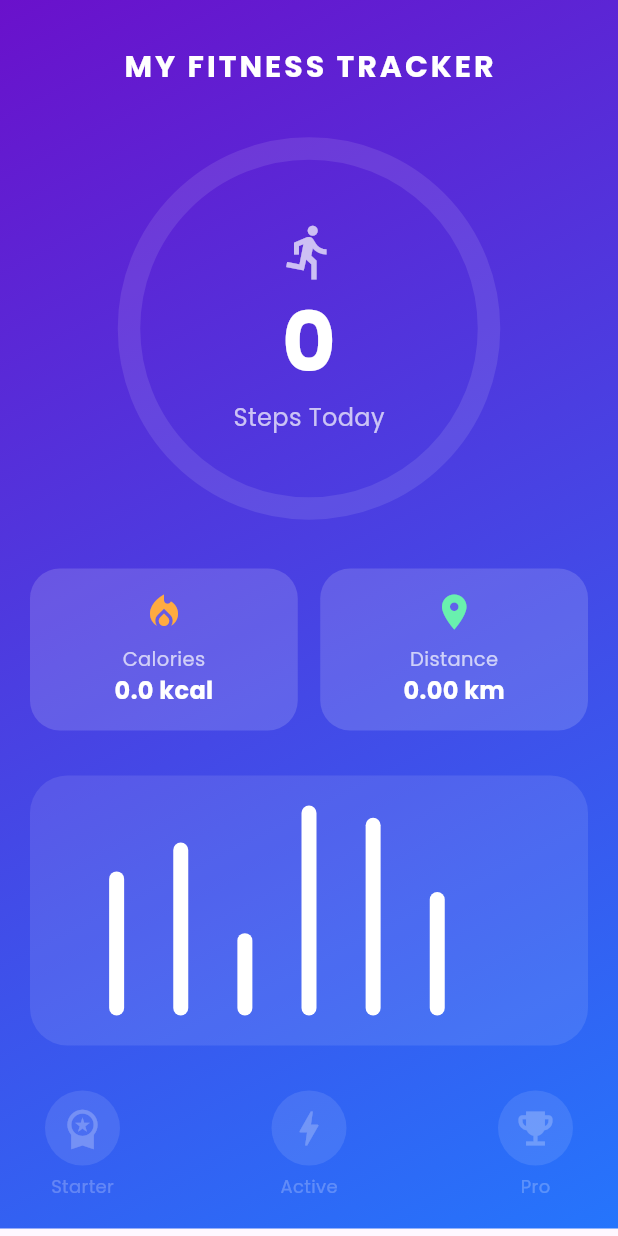
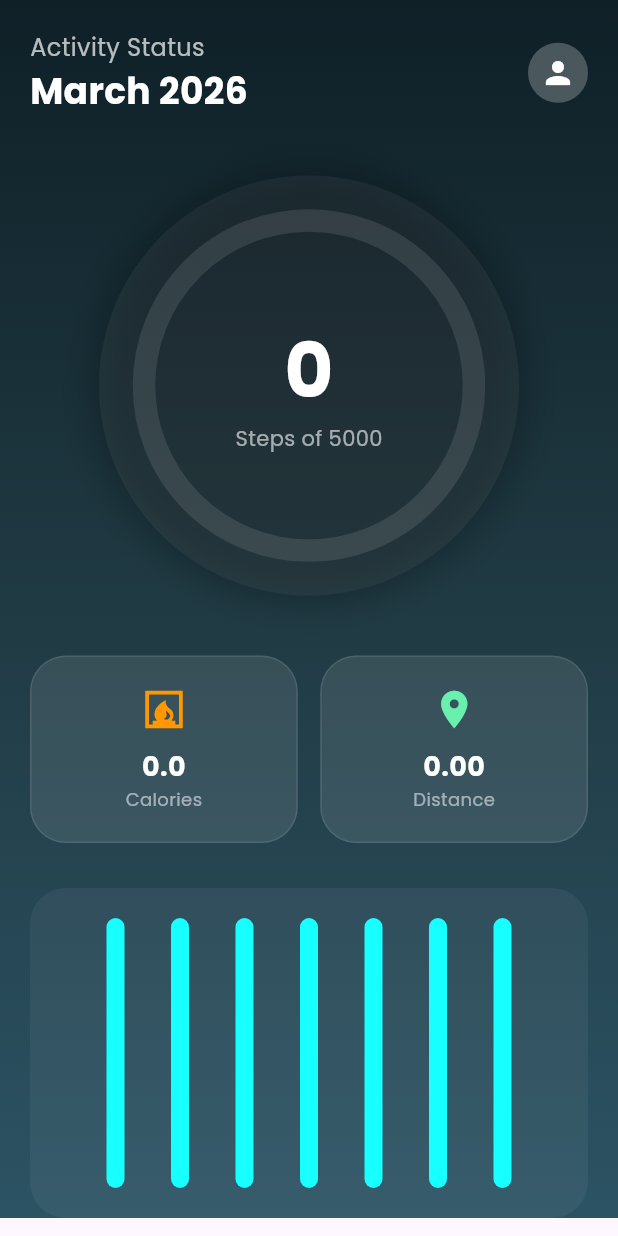
Before and after one commit to danithu17/my-step-tracker, a Flutter app: the screen it shows after launch, on a phone screen of 412 x 824 dp. Run offline on Flutter 3.47's test engine with Material 3 defaults, Android fonts, the phone set to English and light mode, and no system bars; drawn by our look-alikes of fl_chart; our stand-ins replace confetti, flutter_local_notifications, google_fonts, pedometer, permission_handler.

Commit message:
Added step tracking, notifications, confetti celebration, and interactive UI features.

```diff
--- a/lib/main.dart
+++ b/lib/main.dart
@@ -3,6 +3,8 @@ import 'package:pedometer/pedometer.dart';
 import 'package:permission_handler/permission_handler.dart';
 import 'package:fl_chart/fl_chart.dart';
 import 'package:google_fonts/google_fonts.dart';
+import 'package:flutter_local_notifications/flutter_local_notifications.dart';
+import 'package:confetti/confetti.dart';
 import 'dart:math';
 
 void main() => runApp(const MaterialApp(
@@ -20,184 +22,236 @@ class StepTracker extends StatefulWidget {
 class _StepTrackerState extends State<StepTracker> {
   late Stream<StepCount> _stepCountStream;
   int _steps = 0;
-  final int _goal = 5000;
-
-  // Dummy data for History Chart (Last 7 days)
-  final List<double> _weeklySteps = [3500, 4200, 2000, 5100, 4800, 3000, 0];
+  int _goal = 5000;
+  late ConfettiController _confettiController;
+  final FlutterLocalNotificationsPlugin _notifications = FlutterLocalNotificationsPlugin();
 
   @override
   void initState() {
     super.initState();
+    _confettiController = ConfettiController(duration: const Duration(seconds: 5));
+    _initNotifications();
     initPlatformState();
+  }
+
+  // --- OYA KIYAPU ERRORS DEKA FIX KARE MEHETHAI ---
+  void _initNotifications() async {
+    const androidInit = AndroidInitializationSettings('@mipmap/ic_launcher');
+    const iosInit = DarwinInitializationSettings();
+
+    // settings: kiyana keyword eka nisa thamai severity 8 errors awe.
+    await _notifications.initialize(
+      settings: const InitializationSettings(android: androidInit, iOS: iosInit),
+    );
+  }
+
+  void _sendNotification() async {
+    const androidDetails = AndroidNotificationDetails(
+      'goal_channel',
+      'Goals',
+      importance: Importance.max,
+      priority: Priority.high
+    );
+    const notificationDetails = NotificationDetails(
+      android: androidDetails,
+      iOS: DarwinNotificationDetails()
+    );
+
+    await _notifications.show(
+      id: 0,
+      title: 'Goal Reached! 🎉',
+      body: 'Congratulations! You hit your $_goal steps goal!',
+      notificationDetails: notificationDetails
+    );
   }
 
   void onStepCount(StepCount event) {
     setState(() {
       _steps = event.steps;
-      if (_steps >= _goal) {
-        // Goal reach unama badge notification ekak danna puluwan
+      if (_steps >= _goal && !_confettiController.state.toString().contains('playing')) {
+        _confettiController.play();
+        _sendNotification();
       }
     });
   }
 
-  void onStepCountError(Object error) {
-    setState(() => _steps = 0);
-  }
+  void onStepCountError(Object error) => setState(() => _steps = 0);
 
   void initPlatformState() async {
-    if (await Permission.activityRecognition.request().isGranted) {
+    if (await Permission.activityRecognition.request().isGranted &&
+        await Permission.notification.request().isGranted) {
       _stepCountStream = Pedometer.stepCountStream;
       _stepCountStream.listen(onStepCount).onError(onStepCountError);
     }
   }
-
-  double get calories => _steps * 0.04;
-  double get distance => _steps * 0.0008;
 
   @override
   Widget build(BuildContext context) {
     double progress = min(_steps / _goal, 1.0);
 
     return Scaffold(
-      body: Container(
-        // Messenger style smooth gradient
+      body: Stack(
+        children: [
+          Container(
             decoration: const BoxDecoration(
               gradient: LinearGradient(
-            begin: Alignment.topLeft,
-            end: Alignment.bottomRight,
-            colors: [Color(0xFF6A11CB), Color(0xFF2575FC)],
+                colors: [Color(0xFF0F2027), Color(0xFF203A43), Color(0xFF2C5364)],
+                begin: Alignment.topCenter,
+                end: Alignment.bottomCenter,
               ),
             ),
             child: SafeArea(
               child: SingleChildScrollView(
+                physics: const BouncingScrollPhysics(),
+                child: Padding(
+                  padding: const EdgeInsets.symmetric(horizontal: 20),
                   child: Column(
                     children: [
-                const SizedBox(height: 30),
-                Text('MY FITNESS TRACKER',
-                  style: GoogleFonts.poppins(fontSize: 20, fontWeight: FontWeight.bold, color: Colors.white, letterSpacing: 2)),
-
+                      const SizedBox(height: 20),
+                      _buildHeader(),
                       const SizedBox(height: 40),
-
-                // Main Circular Progress
-                Center(
-                  child: Stack(
-                    alignment: Alignment.center,
+                      _buildProgressCircle(progress),
+                      const SizedBox(height: 40),
+                      Row(
                         children: [
-                      SizedBox(
-                        width: 240,
-                        height: 240,
-                        child: CircularProgressIndicator(
-                          value: progress,
-                          strokeWidth: 15,
-                          backgroundColor: Colors.white.withValues(alpha: 0.1),
-                          valueColor: const AlwaysStoppedAnimation<Color>(Colors.white),
-                        ),
-                      ),
-                      Column(
-                        children: [
-                          const Icon(Icons.directions_run, color: Colors.white70, size: 40),
-                          Text('$_steps', style: GoogleFonts.poppins(fontSize: 55, fontWeight: FontWeight.bold, color: Colors.white)),
-                          Text('Steps Today', style: GoogleFonts.poppins(color: Colors.white70, fontSize: 16)),
+                          _buildInteractiveCard("Calories", (_steps * 0.04).toStringAsFixed(1), Icons.fireplace, Colors.orange),
+                          const SizedBox(width: 15),
+                          _buildInteractiveCard("Distance", (_steps * 0.0008).toStringAsFixed(2), Icons.location_on, Colors.greenAccent),
                         ],
                       ),
-                    ],
-                  ),
-                ),
-
-                const SizedBox(height: 40),
-
-                // Distance & Calories Cards
-                Padding(
-                  padding: const EdgeInsets.symmetric(horizontal: 20),
-                  child: Row(
-                    children: [
-                      _buildInfoCard("Calories", "${calories.toStringAsFixed(1)} kcal", Icons.local_fire_department, Colors.orangeAccent),
-                      const SizedBox(width: 15),
-                      _buildInfoCard("Distance", "${distance.toStringAsFixed(2)} km", Icons.location_on, Colors.greenAccent),
-                    ],
-                  ),
-                ),
-
                       const SizedBox(height: 30),
-
-                // History Chart
-                Padding(
-                  padding: const EdgeInsets.symmetric(horizontal: 20),
-                  child: Container(
-                    height: 180,
-                    padding: const EdgeInsets.all(20),
-                    decoration: BoxDecoration(
-                      color: Colors.white.withValues(alpha: 0.1),
-                      borderRadius: BorderRadius.circular(25),
-                    ),
-                    child: BarChart(
-                      BarChartData(
-                        barGroups: _weeklySteps.asMap().entries.map((e) =>
-                          BarChartGroupData(x: e.key, barRods: [
-                            BarChartRodData(toY: e.value, color: Colors.white, width: 10, borderRadius: BorderRadius.circular(5))
-                          ])).toList(),
-                        borderData: FlBorderData(show: false),
-                        titlesData: const FlTitlesData(show: false),
-                        gridData: const FlGridData(show: false),
-                      ),
-                    ),
-                  ),
-                ),
-
-                const SizedBox(height: 30),
-
-                // Badges Section
-                Padding(
-                  padding: const EdgeInsets.symmetric(horizontal: 30),
-                  child: Row(
-                    mainAxisAlignment: MainAxisAlignment.spaceBetween,
-                    children: [
-                      _buildBadge(Icons.workspace_premium, "Starter", _steps > 500),
-                      _buildBadge(Icons.bolt, "Active", _steps > 2500),
-                      _buildBadge(Icons.emoji_events, "Pro", _steps >= _goal),
-                    ],
-                  ),
-                ),
-                const SizedBox(height: 20),
+                      _buildHistoryChart(),
                     ],
                   ),
                 ),
               ),
             ),
+          ),
+          Align(
+            alignment: Alignment.topCenter,
+            child: ConfettiWidget(
+              confettiController: _confettiController,
+              blastDirectionality: BlastDirectionality.explosive
+            ),
+          ),
+        ],
+      ),
     );
   }
 
-  Widget _buildInfoCard(String title, String value, IconData icon, Color color) {
-    return Expanded(
+  Widget _buildHeader() {
+    return Row(
+      mainAxisAlignment: MainAxisAlignment.spaceBetween,
+      children: [
+        Column(crossAxisAlignment: CrossAxisAlignment.start, children: [
+          Text('Activity Status', style: GoogleFonts.poppins(color: Colors.white70, fontSize: 16)),
+          Text('March 2026', style: GoogleFonts.poppins(color: Colors.white, fontSize: 24, fontWeight: FontWeight.bold)),
+        ]),
+        const CircleAvatar(backgroundColor: Colors.white24, child: Icon(Icons.person, color: Colors.white)),
+      ],
+    );
+  }
+
+  Widget _buildProgressCircle(double progress) {
+    return GestureDetector(
+      onTap: () => _showGoalDialog(),
       child: Container(
-        padding: const EdgeInsets.all(15),
+        padding: const EdgeInsets.all(30),
         decoration: BoxDecoration(
-          color: Colors.white.withValues(alpha: 0.15),
-          borderRadius: BorderRadius.circular(20),
+          shape: BoxShape.circle,
+          color: Colors.white.withValues(alpha: 0.05),
+          boxShadow: const [BoxShadow(color: Colors.black26, blurRadius: 20, spreadRadius: 5)],
         ),
-        child: Column(
+        child: Stack(
+          alignment: Alignment.center,
           children: [
-            Icon(icon, color: color, size: 28),
-            const SizedBox(height: 8),
-            Text(title, style: GoogleFonts.poppins(color: Colors.white70, fontSize: 13)),
-            Text(value, style: GoogleFonts.poppins(color: Colors.white, fontSize: 16, fontWeight: FontWeight.bold)),
+            SizedBox(
+              width: 220,
+              height: 220,
+              child: CircularProgressIndicator(
+                value: progress,
+                strokeWidth: 15,
+                strokeCap: StrokeCap.round,
+                backgroundColor: Colors.white10,
+                valueColor: const AlwaysStoppedAnimation<Color>(Colors.cyanAccent),
+              ),
+            ),
+            Column(
+              mainAxisAlignment: MainAxisAlignment.center,
+              children: [
+                Text('$_steps', style: GoogleFonts.poppins(fontSize: 50, fontWeight: FontWeight.bold, color: Colors.white)),
+                Text('Steps of $_goal', style: GoogleFonts.poppins(color: Colors.white60)),
+              ],
+            ),
           ],
         ),
       ),
     );
   }
 
-  Widget _buildBadge(IconData icon, String label, bool isUnlocked) {
-    return Column(
-      children: [
-        CircleAvatar(
-          backgroundColor: isUnlocked ? Colors.amber : Colors.white10,
-          radius: 25,
-          child: Icon(icon, color: isUnlocked ? Colors.white : Colors.white24, size: 30),
+  Widget _buildInteractiveCard(String title, String val, IconData icon, Color color) {
+    return Expanded(
+      child: Container(
+        padding: const EdgeInsets.all(20),
+        decoration: BoxDecoration(
+          color: Colors.white.withValues(alpha: 0.1),
+          borderRadius: BorderRadius.circular(24),
+          border: Border.all(color: Colors.white10),
         ),
-        const SizedBox(height: 5),
-        Text(label, style: GoogleFonts.poppins(color: isUnlocked ? Colors.white : Colors.white24, fontSize: 12)),
+        child: Column(children: [
+          Icon(icon, color: color, size: 30),
+          const SizedBox(height: 10),
+          Text(val, style: GoogleFonts.poppins(color: Colors.white, fontSize: 18, fontWeight: FontWeight.bold)),
+          Text(title, style: GoogleFonts.poppins(color: Colors.white54, fontSize: 12)),
+        ]),
+      ),
+    );
+  }
+
+  Widget _buildHistoryChart() {
+    return Container(
+      height: 220,
+      padding: const EdgeInsets.all(20),
+      decoration: BoxDecoration(
+        color: Colors.white.withValues(alpha: 0.05),
+        borderRadius: BorderRadius.circular(24)
+      ),
+      child: BarChart(BarChartData(
+        barGroups: [1, 2, 3, 4, 5, 6, 7].map((i) => BarChartGroupData(x: i, barRods: [BarChartRodData(toY: Random().nextInt(5000).toDouble(), color: Colors.cyanAccent, width: 12, borderRadius: BorderRadius.circular(6))])).toList(),
+        titlesData: const FlTitlesData(show: false),
+        gridData: const FlGridData(show: false),
+        borderData: FlBorderData(show: false),
+      )),
+    );
+  }
+
+  void _showGoalDialog() {
+    final controller = TextEditingController(text: _goal.toString());
+    showDialog(
+      context: context,
+      builder: (context) => AlertDialog(
+        backgroundColor: const Color(0xFF203A43),
+        title: Text("Set Daily Goal", style: GoogleFonts.poppins(color: Colors.white)),
+        content: TextField(
+          controller: controller,
+          keyboardType: TextInputType.number,
+          style: const TextStyle(color: Colors.white),
+          decoration: const InputDecoration(
+            enabledBorder: UnderlineInputBorder(borderSide: BorderSide(color: Colors.cyanAccent)),
+            hintText: "Enter steps",
+            hintStyle: TextStyle(color: Colors.white54),
+          ),
+        ),
+        actions: [
+          TextButton(
+            onPressed: () {
+              setState(() => _goal = int.tryParse(controller.text) ?? _goal);
+              Navigator.pop(context);
+            },
+            child: const Text("SAVE", style: TextStyle(color: Colors.cyanAccent, fontWeight: FontWeight.bold))
+          )
         ],
+      ),
     );
   }
 }
--- a/pubspec.yaml
+++ b/pubspec.yaml
@@ -7,9 +7,11 @@ environment:
   sdk: ^3.11.1
 
 dependencies:
+  confetti: ^0.8.0
   fl_chart: ^1.1.1
   flutter:
     sdk: flutter
+  flutter_local_notifications: ^21.0.0
   google_fonts: ^8.0.2
   pedometer: ^4.2.0
   permission_handler: ^12.0.1
```
Also changed, not shown: pubspec.lock, 2 other files. Lines whose indentation alone changed are shown as unchanged.
